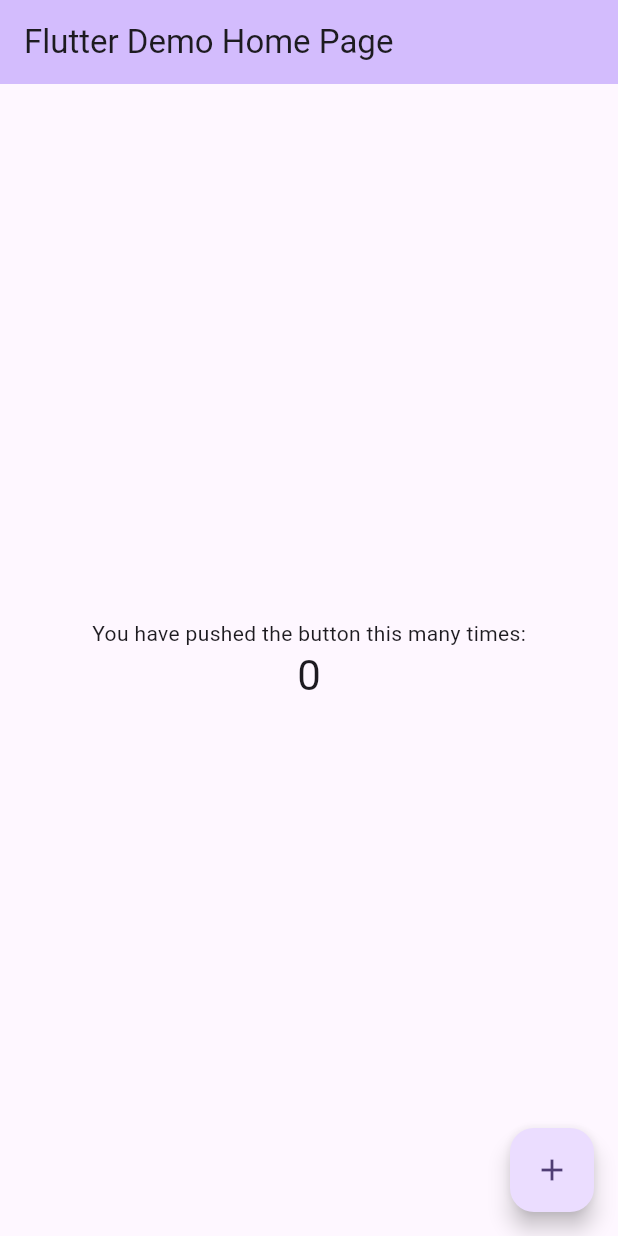
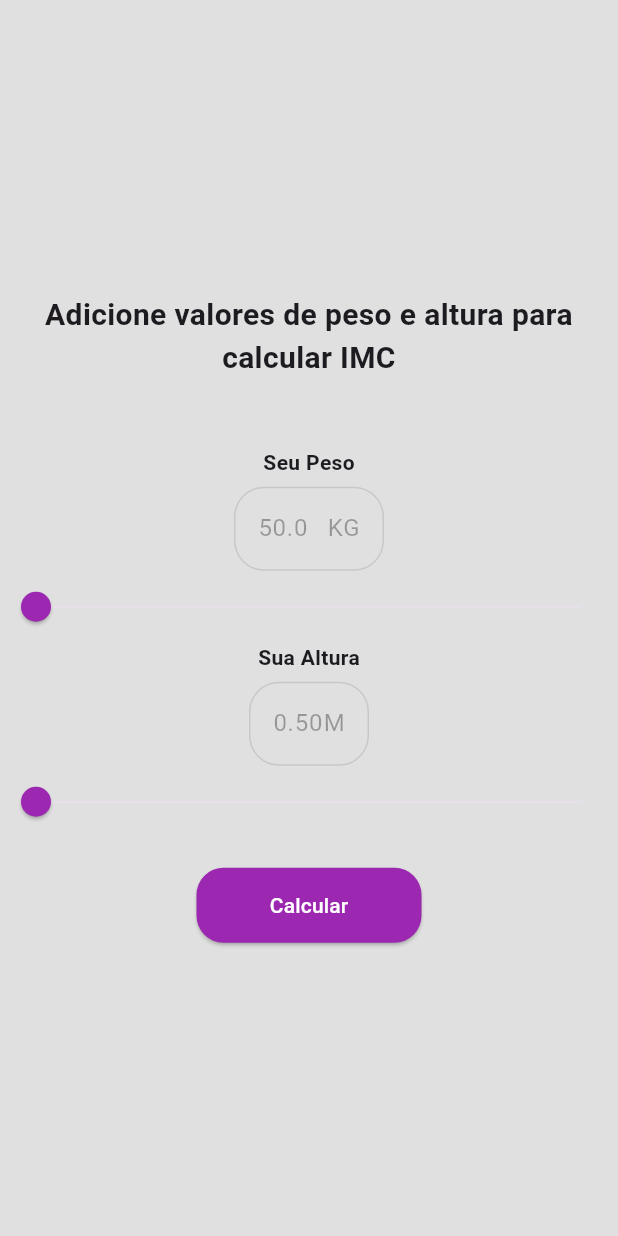
Before and after one commit to pdropp/Calculadora-IMC, a Flutter app: the screen it shows after launch, on a phone screen of 412 x 824 dp. Run offline on Flutter 3.47's test engine with Material 3 defaults, Android fonts, the phone set to English and light mode, and no system bars.

Commit message:
Criação do estado e tratamento da calculadora IMC

```diff
--- /dev/null
+++ b/lib/State/Mycalcimc.dart
@@ -0,0 +1,217 @@
+// ignore: file_names
+import 'package:calc_imc/Tratament/TratamentState.dart';
+import 'package:flutter/material.dart';
+
+class Mycalcimc extends StatefulWidget {
+  const Mycalcimc({super.key});
+
+  @override
+  State<Mycalcimc> createState() => _MycalcimcState();
+}
+
+class _MycalcimcState extends State<Mycalcimc> {
+  late TextEditingController pesoController;
+  late TextEditingController alturaController;
+  double valorPeso = 50.0;
+  double valorAltura = 0.5; // Valor inicial ajustado
+  Tratamentstate tratament = Tratamentstate();
+
+  double imc = 0;
+  String classificacao = '';
+  late Color corResultado;
+
+  @override
+  void initState() {
+    pesoController = TextEditingController(text: valorPeso.toString());
+    alturaController = TextEditingController(text: valorAltura.toStringAsFixed(2)); // Ajuste na precisão
+    super.initState();
+  }
+
+  @override
+  void dispose() {
+    pesoController.dispose();
+    alturaController.dispose();
+    super.dispose();
+  }
+
+  @override
+  Widget build(BuildContext context) {
+    return Scaffold(
+      backgroundColor: Colors.grey[300],
+      body: SizedBox(
+        width: double.infinity,
+        child: Column(
+          mainAxisAlignment: MainAxisAlignment.center,
+          crossAxisAlignment: CrossAxisAlignment.center,
+          children: [
+            imc == 0
+                ? Text(
+                    'Adicione valores de peso e altura para calcular IMC',
+                    style: TextStyle(fontSize: 20, fontWeight: FontWeight.bold),
+                    textAlign: TextAlign.center,
+                  )
+                : Container(
+                    width: 300,
+                    height: 300,
+                    decoration: BoxDecoration(
+                      border: Border.all(
+                        width: 10,
+                        color: tratament.getColorImc(imc),
+                      ),
+                      borderRadius: BorderRadius.circular(150),
+                    ),
+                    child: Column(
+                      mainAxisAlignment: MainAxisAlignment.center,
+                      children: [
+                        Text(
+                          imc.toStringAsFixed(2),
+                          style: TextStyle(
+                            fontSize: 42,
+                            color: tratament.getColorImc(imc),
+                          ),
+                        ),
+                        SizedBox(height: 10),
+                        Text(
+                          tratament.getClassificacaoIMC(imc),
+                          style: TextStyle(
+                            fontSize: 25,
+                            color: tratament.getColorImc(imc),
+                            fontWeight: FontWeight.bold,
+                          ),
+                        ),
+                      ],
+                    ),
+                  ),
+            SizedBox(height: 45),
+            Row(
+              mainAxisAlignment: MainAxisAlignment.center,
+              children: [
+                Expanded(
+                  child: Column(
+                    children: [
+                      Text(
+                        'Seu Peso',
+                        style: TextStyle(fontWeight: FontWeight.bold),
+                      ),
+                      SizedBox(height: 6),
+                      SizedBox(
+                        width: 100,
+                        child: TextField(
+                          enabled: false,
+                          controller: pesoController,
+                          decoration: InputDecoration(
+                            suffixText: 'KG',
+                            border: OutlineInputBorder(
+                              borderRadius: BorderRadius.circular(20),
+                            ),
+                          ),
+                        ),
+                      ),
+                      SliderTheme(
+                        data: SliderThemeData(
+                          activeTickMarkColor: Colors.purple,
+                          trackHeight: 1.5,
+                        ),
+                        child: Slider(
+                          activeColor: Colors.purple,
+                          value: valorPeso,
+                          onChanged: (peso) {
+                            setState(() {
+                              valorPeso = peso;
+                              pesoController.text = valorPeso.toStringAsFixed(2);
+                            });
+                          },
+                          min: 50,
+                          max: 200,
+                        ),
+                      ),
+                    ],
+                  ),
+                ),
+              ],
+            ),
+            SizedBox(width: 6),
+            Row(
+              mainAxisAlignment: MainAxisAlignment.center,
+              children: [
+                Expanded(
+                  child: Column(
+                    children: [
+                      Text(
+                        'Sua Altura',
+                        style: TextStyle(fontWeight: FontWeight.bold),
+                      ),
+                      SizedBox(height: 6),
+                      SizedBox(
+                        width: 80,
+                        child: TextField(
+                          enabled: false,
+                          controller: alturaController,
+                          decoration: InputDecoration(
+                            suffixText: 'M',
+                            border: OutlineInputBorder(
+                              borderRadius: BorderRadius.circular(20),
+                            ),
+                          ),
+                        ),
+                      ),
+                      SliderTheme(
+                        data: SliderThemeData(
+                          activeTickMarkColor: Colors.purple,
+                          trackHeight: 1.5,
+                        ),
+                        child: Slider(
+                          min: 0.5,
+                          max: 2.00,
+                          activeColor: Colors.purple,
+                          value: valorAltura,
+                          onChanged: (altura) {
+                            setState(() {
+                              valorAltura = altura;
+                              alturaController.text = valorAltura.toStringAsFixed(2); // Ajuste na precisão
+                            });
+                          },
+                        ),
+                      ),
+                      SizedBox(width: 22),
+                    ],
+                  ),
+                ),
+              ],
+            ),
+            SizedBox(height: 20),
+            ElevatedButton(
+              style: ElevatedButton.styleFrom(
+                fixedSize: Size(150, 50),
+                backgroundColor: Colors.purple,
+                shape: RoundedRectangleBorder(
+                  borderRadius: BorderRadius.circular(18),
+                ),
+              ),
+              onPressed: () {
+                try {
+                  double peso = double.parse(pesoController.text);
+                  double altura = double.parse(alturaController.text);
+                  setState(() {
+                    imc = peso / (altura * altura);
+                    classificacao = tratament.getClassificacaoIMC(imc);
+                    corResultado = tratament.getColorImc(imc);
+                  });
+                } on Exception {
+                  setState(() {
+                    imc = 0;
+                    pesoController.text = '';
+                    alturaController.text = '';
+                    classificacao = '';
+                    corResultado = Colors.transparent;
+                  });
+                }
+              },
+              child: Text('Calcular', style: TextStyle(color: Colors.white)),
+            ),
+          ],
+        ),
+      ),
+    );
+  }
+}
--- /dev/null
+++ b/lib/Tratament/TratamentState.dart
@@ -0,0 +1,36 @@
+import "package:flutter/material.dart";
+
+
+class Tratamentstate {
+  getClassificacaoIMC<String>(double imc) {
+    if (imc <= 18.5) {
+      return 'Abaixo do peso';
+    } else if (imc > 18.5 && imc <= 24.9) {
+      return 'Peso normal';
+    } else if (imc > 25.0 && imc < 29.9) {
+      return 'Sobrepeso';
+    } else if (imc >= 30.0 && imc < 34.9) {
+      return 'Obesidade grau I';
+    } else if (imc >= 35.0 && imc < 39.9) {
+      return 'Obesidade grau II';
+    } else {
+      return 'Obesidade grau III';
+    }
+  }
+
+  getColorImc<Color>(double imc) {
+    if (imc <= 18.5) {
+      return Colors.blue;
+    } else if (imc > 18.5 && imc <= 24.9) {
+      return Colors.green;
+    } else if (imc > 25.0 && imc < 29.9) {
+      return Colors.amber[400];
+    } else if (imc >= 30.0 && imc < 34.9) {
+      return Colors.amber[700];
+    } else if (imc >= 35.0 && imc < 39.9) {
+      return Colors.red[400];
+    } else {
+      return Colors.red[700];
+    }
+  }
+}
--- a/lib/main.dart
+++ b/lib/main.dart
@@ -1,3 +1,5 @@
+
+import 'package:calc_imc/State/Mycalcimc.dart';
 import 'package:flutter/material.dart';
 
 void main() {
@@ -7,116 +9,12 @@ void main() {
 class MyApp extends StatelessWidget {
   const MyApp({super.key});
 
-  // This widget is the root of your application.
   @override
   Widget build(BuildContext context) {
     return MaterialApp(
-      title: 'Flutter Demo',
-      theme: ThemeData(
-        // This is the theme of your application.
-        //
-        // TRY THIS: Try running your application with "flutter run". You'll see
-        // the application has a purple toolbar. Then, without quitting the app,
-        // try changing the seedColor in the colorScheme below to Colors.green
-        // and then invoke "hot reload" (save your changes or press the "hot
-        // reload" button in a Flutter-supported IDE, or press "r" if you used
-        // the command line to start the app).
-        //
-        // Notice that the counter didn't reset back to zero; the application
-        // state is not lost during the reload. To reset the state, use hot
-        // restart instead.
-        //
-        // This works for code too, not just values: Most code changes can be
-        // tested with just a hot reload.
-        colorScheme: ColorScheme.fromSeed(seedColor: Colors.deepPurple),
-      ),
-      home: const MyHomePage(title: 'Flutter Demo Home Page'),
+      debugShowCheckedModeBanner: false,
+      title: 'Calculadora IMC',
+      home: Mycalcimc(),
     );
   }
 }
-
-class MyHomePage extends StatefulWidget {
-  const MyHomePage({super.key, required this.title});
-
-  // This widget is the home page of your application. It is stateful, meaning
-  // that it has a State object (defined below) that contains fields that affect
-  // how it looks.
-
-  // This class is the configuration for the state. It holds the values (in this
-  // case the title) provided by the parent (in this case the App widget) and
-  // used by the build method of the State. Fields in a Widget subclass are
-  // always marked "final".
-
-  final String title;
-
-  @override
-  State<MyHomePage> createState() => _MyHomePageState();
-}
-
-class _MyHomePageState extends State<MyHomePage> {
-  int _counter = 0;
-
-  void _incrementCounter() {
-    setState(() {
-      // This call to setState tells the Flutter framework that something has
-      // changed in this State, which causes it to rerun the build method below
-      // so that the display can reflect the updated values. If we changed
-      // _counter without calling setState(), then the build method would not be
-      // called again, and so nothing would appear to happen.
-      _counter++;
-    });
-  }
-
-  @override
-  Widget build(BuildContext context) {
-    // This method is rerun every time setState is called, for instance as done
-    // by the _incrementCounter method above.
-    //
-    // The Flutter framework has been optimized to make rerunning build methods
-    // fast, so that you can just rebuild anything that needs updating rather
-    // than having to individually change instances of widgets.
-    return Scaffold(
-      appBar: AppBar(
-        // TRY THIS: Try changing the color here to a specific color (to
-        // Colors.amber, perhaps?) and trigger a hot reload to see the AppBar
-        // change color while the other colors stay the same.
-        backgroundColor: Theme.of(context).colorScheme.inversePrimary,
-        // Here we take the value from the MyHomePage object that was created by
-        // the App.build method, and use it to set our appbar title.
-        title: Text(widget.title),
-      ),
-      body: Center(
-        // Center is a layout widget. It takes a single child and positions it
-        // in the middle of the parent.
-        child: Column(
-          // Column is also a layout widget. It takes a list of children and
-          // arranges them vertically. By default, it sizes itself to fit its
-          // children horizontally, and tries to be as tall as its parent.
-          //
-          // Column has various properties to control how it sizes itself and
-          // how it positions its children. Here we use mainAxisAlignment to
-          // center the children vertically; the main axis here is the vertical
-          // axis because Columns are vertical (the cross axis would be
-          // horizontal).
-          //
-          // TRY THIS: Invoke "debug painting" (choose the "Toggle Debug Paint"
-          // action in the IDE, or press "p" in the console), to see the
-          // wireframe for each widget.
-          mainAxisAlignment: MainAxisAlignment.center,
-          children: <Widget>[
-            const Text('You have pushed the button this many times:'),
-            Text(
-              '$_counter',
-              style: Theme.of(context).textTheme.headlineMedium,
-            ),
-          ],
-        ),
-      ),
-      floatingActionButton: FloatingActionButton(
-        onPressed: _incrementCounter,
-        tooltip: 'Increment',
-        child: const Icon(Icons.add),
-      ), // This trailing comma makes auto-formatting nicer for build methods.
-    );
-  }
-}
```
